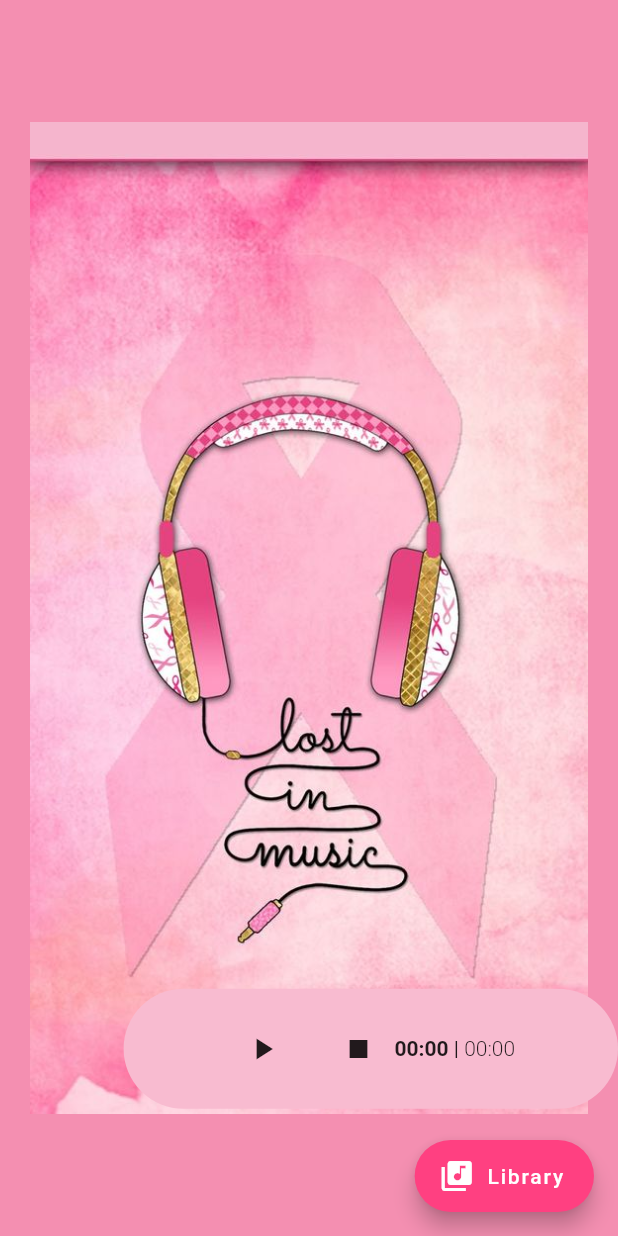
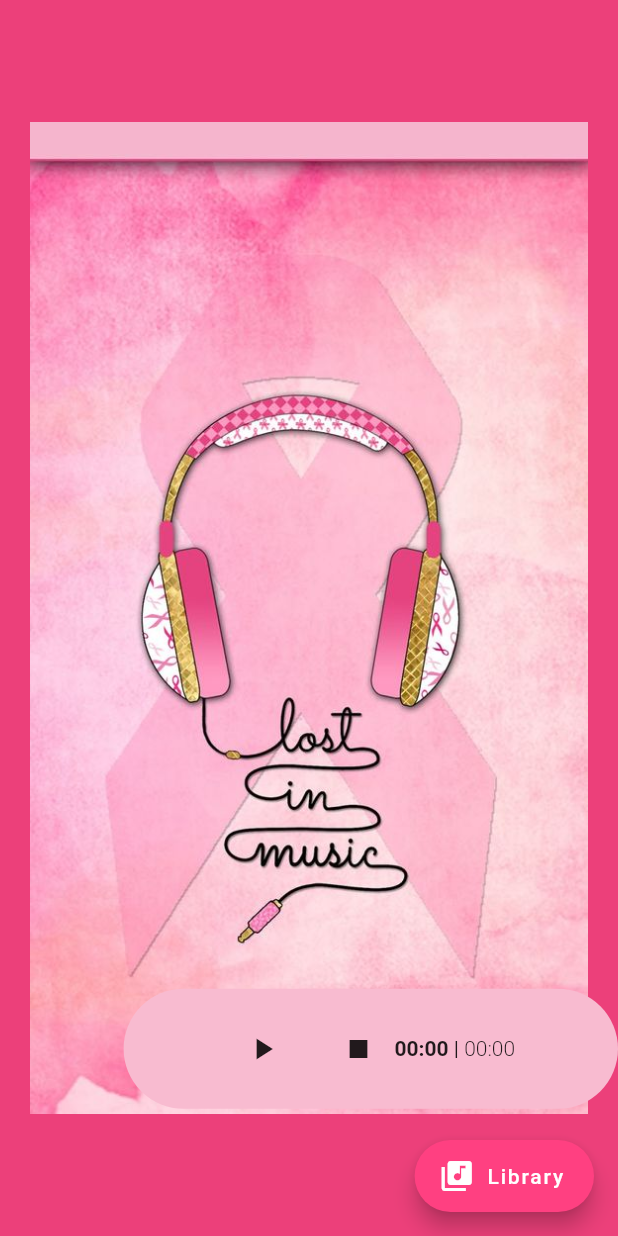
Before and after one commit to Nishant0210/Flutter_projects, a Flutter app: the HomePage screen opened directly, on a phone screen of 412 x 824 dp. Run offline on Flutter 3.47's test engine with Material 2 defaults, Android fonts, the phone set to English and light mode, and no system bars; our stand-ins replace audioplayers, file_picker, video_player; missing offline and left inert: gradient_text.

Commit message:
Update offline_music.dart

```diff
--- a/music_player/lib/offline_music.dart
+++ b/music_player/lib/offline_music.dart
@@ -51,7 +51,7 @@ class _HomePageState extends State<HomePage> {
   @override
   Widget build(BuildContext context) {
     return Scaffold(
-      backgroundColor: Colors.pink.shade200,
+      backgroundColor: Colors.pink.shade400, // changed Colour
       body: Stack(
         children: <Widget>[
           Container(
@@ -108,7 +108,7 @@ class _HomePageState extends State<HomePage> {
                 ),
                 Text(
                   currentTime,
-                  style: TextStyle(fontWeight: FontWeight.w700),
+                  style: TextStyle(fontWeight: FontWeight.w600), // changed Font Weight
                 ),
                 Text(" | "),
                 Text(
```
